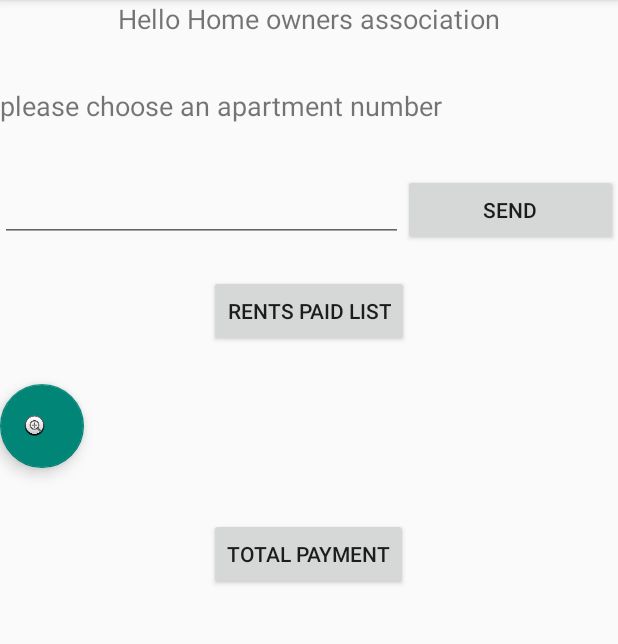
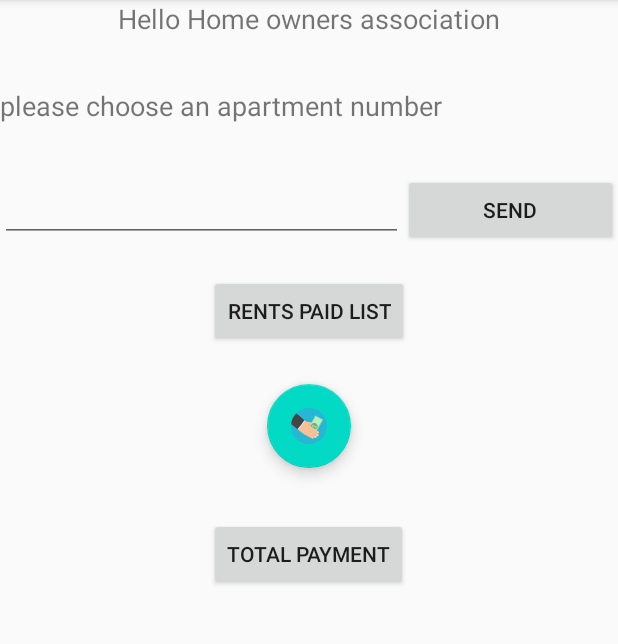
Before and after one commit to Rahelsc/ManageTenanants, an Android app: the fragment ManagementFragment placed in its activity, on a phone screen of 412 x 824 dp, the part 84-728 px from its top. Run offline under Robolectric (Android 15) with nearby library versions, the phone set to English and light mode, and no system bars; our stand-ins replace Firebase (no records; nobody signed in at launch, a user with empty details on screens opened directly).

Commit message:
10/2/2021

```diff
--- /dev/null
+++ b/app/src/main/res/drawable/money_11111.xml
@@ -0,0 +1,102 @@
+<vector xmlns:android="http://schemas.android.com/apk/res/android"
+    android:width="496.2dp"
+    android:height="496.2dp"
+    android:viewportWidth="496.2"
+    android:viewportHeight="496.2">
+  <path
+      android:pathData="M496.2,248.1C496.2,111.1 385.1,0 248.1,0S0,111.1 0,248.1s111.1,248.1 248.1,248.1S496.2,385.1 496.2,248.1z"
+      android:fillColor="#25B7D3"/>
+  <path
+      android:pathData="M308.7,221.8l-29.9,-20.5c0,0 -3.8,-4.6 -18.6,-5.7c-23.3,-1.7 -69.6,-12.4 -69.6,-12.4c-28.5,8.5 -26,33.8 -26,33.8l74.6,14.3c0,0 34.4,-2.7 42.9,2.7c20.8,13 31.1,-8.4 31.1,-8.4L308.7,221.8z"
+      android:fillColor="#FBBF96"/>
+  <path
+      android:pathData="M293.2,211.1l19.9,12.8c0,0 -4.5,4.2 -8.3,3.7C300.6,227 291.7,217.2 293.2,211.1z"
+      android:fillColor="#FDD6B2"/>
+  <path
+      android:pathData="M272.3,207c-0.6,-0.1 -1,-0.8 -0.9,-1.4l1.3,-5.8c0.2,-0.6 0.8,-1 1.4,-0.9l0,0c0.6,0.1 1,0.8 0.9,1.4l-1.3,5.8C273.6,206.8 272.9,207.2 272.3,207L272.3,207z"
+      android:fillColor="#FDD6B2"/>
+  <path
+      android:pathData="M268.6,203.2c-0.6,-0.2 -1,-0.8 -0.9,-1.4l0.6,-3.1c0.1,-0.6 0.8,-1 1.4,-0.9l0,0c0.6,0.2 1,0.8 0.9,1.4l-0.6,3.1C269.9,202.9 269.2,203.3 268.6,203.2L268.6,203.2z"
+      android:fillColor="#FDD6B2"/>
+  <path
+      android:pathData="M201.392,345.6l134.663,-241.382l104.448,58.27l-134.663,241.382z"
+      android:fillColor="#B9EFBD"/>
+  <path
+      android:pathData="M208.4,344.2L338.5,111l94.9,53L303.3,397.2L208.4,344.2zM302,393.7l127.8,-229.1l-90,-50.2L212,343.5L302,393.7z"
+      android:fillColor="#71AD71"/>
+  <path
+      android:pathData="M298,295.3c22.7,12.7 51.5,4.5 64.2,-18.2c12.7,-22.8 4.5,-51.5 -18.2,-64.2c-22.8,-12.7 -51.5,-4.5 -64.2,18.2C267,253.8 275.2,282.6 298,295.3z"
+      android:fillColor="#71AD71"/>
+  <path
+      android:pathData="M287.1,233.8l6.8,3.8c2,-2.6 4,-4.5 6.1,-5.6s4.7,-1.7 7.8,-1.6c3.1,0.1 6.5,1 10.2,2.7l-1.9,6.3c-3.8,-1.6 -6.9,-2.3 -9.3,-2.2c-3.3,0.2 -5.7,1.4 -7.2,3.5l21.5,12c1.8,-2 4.2,-3.8 7.2,-5.3c2.2,-1.1 4.6,-1.6 7.3,-1.4c2.7,0.2 5.4,1.1 8.1,2.6c4.8,2.7 7.9,6.3 9.3,10.8c0.9,3 0.6,6.6 -1,10.5l3.2,1.8l-1.9,3.3l-3.2,-1.8c-2.2,3 -4.8,5 -7.8,5.8c-3.8,1.1 -8.1,0.7 -12.7,-1.2l2.2,-6.4c2.9,1.2 5.3,1.6 7.3,1.3c2,-0.3 3.7,-1.2 5.2,-2.8L324.8,259c-2.4,2.4 -4.1,3.9 -5.1,4.5c-1.9,1.2 -3.8,2 -5.8,2.4c-1.9,0.3 -4,0.3 -6.1,-0.1c-2.2,-0.4 -4.3,-1.2 -6.4,-2.4c-4.7,-2.6 -8,-6.1 -9.7,-10.3c-1.7,-4.2 -1.6,-8.4 0.4,-12.4l-6.8,-3.8L287.1,233.8zM346.3,266.9c0.8,-2.4 0.7,-4.7 -0.3,-6.9c-1,-2.2 -2.7,-4 -5,-5.3s-4.5,-1.8 -6.7,-1.6c-2.2,0.2 -4.4,1.3 -6.8,3.4L346.3,266.9zM297.7,244.1c-0.9,2.3 -0.8,4.8 0.4,7.3c1.2,2.5 3.2,4.6 6.1,6.2c2.5,1.4 4.7,2 6.8,1.8c2,-0.2 4.5,-1.5 7.4,-3.8L297.7,244.1z"
+      android:fillColor="#B9EFBD"/>
+  <path
+      android:pathData="M186,362c-8.7,-5.4 -32.1,-29 -26.7,-37.7l0,0c5.4,-8.7 16.8,-11.3 25.5,-6l67.1,41c8.7,5.4 13,13.7 7.6,22.4l0,0c-5.4,8.7 -12.3,8.8 -24,3.7L186,362z"
+      android:fillColor="#FBBF96"/>
+  <path
+      android:pathData="M265,246.2l-16.7,-14.1l3.6,-28.1l-88.8,-30.4l-84.5,90.1c0,0 22.7,35.7 45.5,56.8c22.8,21.1 77.4,50.1 77.4,50.1l22.6,-22.8l31.2,-37.3L265,246.2z"
+      android:fillColor="#FBBF96"/>
+  <path
+      android:pathData="M248.9,276.3c-7.4,-5.3 -31.4,-20.6 -26.1,-28l-4.9,-24.4c5.3,-7.4 57.8,28.9 62,31.9l95.2,65c10.7,7.7 12.4,18 7.1,25.5l0,0c-5.3,7.4 -17.1,10.2 -24.5,4.9L248.9,276.3z"
+      android:fillColor="#FBBF96"/>
+  <path
+      android:pathData="M357.9,342.5l6.7,4.7c4.7,3.4 11.5,2 15.1,-3.1s2.7,-11.9 -2,-15.2l-6.6,-4.7c0,0 -3.5,1.4 -7.8,7.6C358,339.4 358.5,340.1 357.9,342.5z"
+      android:fillColor="#FDD6B2"/>
+  <path
+      android:pathData="M307.1,308c-0.5,-0.4 -0.7,-1.1 -0.3,-1.7l12.1,-17c0.4,-0.5 1.1,-0.7 1.7,-0.3l0,0c0.5,0.4 0.7,1.1 0.3,1.7l-12.1,17C308.4,308.3 307.6,308.4 307.1,308L307.1,308z"
+      android:fillColor="#FDD6B2"/>
+  <path
+      android:pathData="M305.4,300.2c-0.5,-0.3 -0.6,-1 -0.2,-1.5l6,-8.4c0.3,-0.5 1,-0.6 1.5,-0.3l0,0c0.5,0.4 0.6,1 0.2,1.5l-6,8.4C306.6,300.4 305.9,300.5 305.4,300.2L305.4,300.2z"
+      android:fillColor="#FDD6B2"/>
+  <path
+      android:pathData="M201.4,370.7l89.3,50.1c5.9,3.1 14.9,2 19.1,-4.8l0,0c4.2,-6.8 1.6,-15.9 -5.7,-20.4l-101.2,-61.2c-7.3,-4.5 -16.6,-2.7 -20.8,4.1l0,0c-4.2,6.8 -1.7,18.6 6.4,22.1L201.4,370.7z"
+      android:fillColor="#FBBF96"/>
+  <path
+      android:pathData="M211.6,339.3l48.6,30.1c5.6,3.3 53.4,32.6 49.2,30l-43,-29l-69,-41C198.5,330.9 210,338.2 211.6,339.3z"
+      android:fillColor="#EDAC80"/>
+  <path
+      android:pathData="M288,414.4l6.1,3.7c4.3,2.6 10.1,1 12.9,-3.6s1.7,-10.5 -2.6,-13.1l-6,-3.7c0,0 -2.9,1.5 -6.3,7C287.8,411.7 288.3,412.2 288,414.4z"
+      android:fillColor="#FDD6B2"/>
+  <path
+      android:pathData="M244.1,389.6c-0.5,-0.3 -0.6,-0.9 -0.3,-1.4l9.7,-15.3c0.3,-0.5 1,-0.6 1.4,-0.3l0,0c0.5,0.3 0.6,1 0.3,1.4l-9.7,15.3C245.2,389.7 244.6,389.9 244.1,389.6L244.1,389.6z"
+      android:fillColor="#FDD6B2"/>
+  <path
+      android:pathData="M242.3,382.8c-0.4,-0.3 -0.6,-0.8 -0.3,-1.3l4.8,-7.5c0.3,-0.4 0.8,-0.6 1.3,-0.3l0,0c0.4,0.3 0.6,0.8 0.3,1.3l-4.8,7.6C243.3,383 242.7,383.1 242.3,382.8L242.3,382.8z"
+      android:fillColor="#FDD6B2"/>
+  <path
+      android:pathData="M231.8,309.6c-9.8,-4.8 -12.3,-19.4 -6.8,-27.6l0,0c5.4,-8.2 17,-10 25.8,-4.1L372.6,358c8.8,5.9 11.5,17.2 6,25.4l0,0c-5.4,8.1 -16.6,9.1 -23.7,5l-123.6,-79.2"
+      android:fillColor="#FBBF96"/>
+  <path
+      android:pathData="M245.5,275.7l73,48.4c6.7,4.4 48.1,29.8 48.1,29.8l-120.5,-79.5L245.5,275.7z"
+      android:fillColor="#EDAC80"/>
+  <path
+      android:pathData="M351.8,380.4l7.3,4.8c5.2,3.4 12.4,1.7 16.1,-3.8s2.5,-12.8 -2.6,-16.3l-7.3,-4.8c0,0 -3.7,1.7 -8.1,8.4C351.7,377 352.3,377.7 351.8,380.4z"
+      android:fillColor="#FDD6B2"/>
+  <path
+      android:pathData="M298.9,347.7c-0.6,-0.4 -0.7,-1.2 -0.3,-1.8l12.7,-18.4c0.4,-0.6 1.2,-0.7 1.8,-0.3l0,0c0.6,0.4 0.7,1.2 0.3,1.8l-12.7,18.4C300.3,348 299.5,348.2 298.9,347.7L298.9,347.7z"
+      android:fillColor="#FDD6B2"/>
+  <path
+      android:pathData="M297,339.4c-0.5,-0.4 -0.6,-1.1 -0.3,-1.6l6.3,-9.1c0.4,-0.5 1.1,-0.6 1.6,-0.3l0,0c0.5,0.4 0.6,1.1 0.3,1.6l-6.3,9.1C298.2,339.6 297.5,339.7 297,339.4L297,339.4z"
+      android:fillColor="#FDD6B2"/>
+  <path
+      android:pathData="M212.7,335.4c-9.2,-4.7 -11.4,-18.7 -6.1,-26.4l0,0c5.3,-7.7 16.3,-9.3 24.6,-3.5L346,383.6c8.3,5.7 10.7,16.6 5.4,24.3l0,0c-5.3,7.7 -15.9,8.5 -22.7,4.4l-116.5,-77.2"
+      android:fillColor="#FBBF96"/>
+  <path
+      android:pathData="M240,312l54.6,38.4c6.4,4.2 50,32 45.2,28.8l-115.9,-79.6C225.2,301.3 238.2,310.6 240,312z"
+      android:fillColor="#EDAC80"/>
+  <path
+      android:pathData="M325.9,404.7l6.9,4.7c4.9,3.4 11.7,1.8 15.4,-3.4c3.6,-5.2 2.6,-12.2 -2.3,-15.5l-6.9,-4.7c0,0 -3.5,1.5 -7.8,7.8C325.9,401.5 326.4,402.2 325.9,404.7z"
+      android:fillColor="#FDD6B2"/>
+  <path
+      android:pathData="M276,372.8c-0.6,-0.4 -0.7,-1.2 -0.3,-1.7l12.4,-17.3c0.4,-0.6 1.2,-0.7 1.7,-0.3l0,0c0.6,0.4 0.7,1.2 0.3,1.7l-12.4,17.3C277.3,373.1 276.6,373.2 276,372.8L276,372.8z"
+      android:fillColor="#FDD6B2"/>
+  <path
+      android:pathData="M274.3,364.8c-0.5,-0.3 -0.6,-1 -0.2,-1.5l6.1,-8.6c0.3,-0.5 1,-0.6 1.5,-0.3l0,0c0.5,0.4 0.6,1 0.3,1.5l-6.1,8.6C275.5,365.1 274.8,365.2 274.3,364.8L274.3,364.8z"
+      android:fillColor="#FDD6B2"/>
+  <path
+      android:pathData="M101,291.5l-81.7,-63.6c-7.6,-5.9 -6.4,-20.1 2.6,-31.7l56.7,-72.8c9,-11.6 22.5,-16.2 30.1,-10.3l81.7,63.6C197.9,182.7 108.6,297.4 101,291.5z"
+      android:fillColor="#EBF3F6"/>
+  <path
+      android:pathData="M182.3,164.3L73.1,72.4C34.2,111.1 8.2,162.6 1.7,220.1l82.9,69.7C92.9,296.2 190.6,170.7 182.3,164.3z"
+      android:fillColor="#444545"/>
+</vector>
--- /dev/null
+++ b/app/src/main/res/drawable/sign_out_svgrepo_com.xml
@@ -0,0 +1,12 @@
+<vector xmlns:android="http://schemas.android.com/apk/res/android"
+    android:width="24dp"
+    android:height="24dp"
+    android:viewportWidth="24"
+    android:viewportHeight="24">
+  <path
+      android:pathData="M12,4.3542L12,5L13.7453,5C14.1245,5 14.4381,5.2815 14.4883,5.6471L14.4953,5.7488L14.502,10L13.002,10L12.9965,6.5L12,6.5L12.0005,11.0049L13.002,11.004L13.003,11L14.504,11L14.503,11.004L19.442,11.004L17.7196,9.2802C17.4534,9.0139 17.4292,8.5973 17.6471,8.3037L17.7198,8.2196C17.9861,7.9534 18.4027,7.9292 18.6963,8.1471L18.7804,8.2198L21.777,11.2174C22.043,11.4835 22.0674,11.8997 21.85,12.1932L21.7775,12.2774L18.7809,15.2808C18.4884,15.574 18.0135,15.5746 17.7203,15.282C17.4537,15.0161 17.429,14.5994 17.6465,14.3056L17.7191,14.2214L19.432,12.504L12.0005,12.5049L12,17.001L13.0139,17.0014L13.007,13.5L14.508,13.5L14.5152,17.7502C14.5158,18.1303 14.2335,18.4448 13.867,18.4946L13.7652,18.5014L12,18.501L12,19.25C12,19.7164 11.5788,20.0697 11.1196,19.9886L2.6196,18.4873C2.2612,18.424 2,18.1126 2,17.7487L2,5.75C2,5.3827 2.266,5.0694 2.6285,5.0099L11.1285,3.6141C11.5851,3.5391 12,3.8914 12,4.3542ZM10.5,5.2374L3.5,6.3869L3.5,17.1196L10.5,18.3559L10.5,5.2374ZM8.5021,11.5C9.0556,11.5 9.5043,11.9487 9.5043,12.5021C9.5043,13.0556 9.0556,13.5043 8.5021,13.5043C7.9487,13.5043 7.5,13.0556 7.5,12.5021C7.5,11.9487 7.9487,11.5 8.5021,11.5Z"
+      android:strokeWidth="1"
+      android:fillColor="#212121"
+      android:fillType="nonZero"
+      android:strokeColor="#00000000"/>
+</vector>
--- a/app/src/main/res/layout/activity_main.xml
+++ b/app/src/main/res/layout/activity_main.xml
@@ -15,6 +15,15 @@
         android:visibility="gone"
         tools:visibility="gone" />
 
+    <Button
+        android:id="@+id/signOutButton"
+        android:layout_width="49dp"
+        android:layout_height="wrap_content"
+        android:layout_gravity="right"
+        android:background="@drawable/sign_out_svgrepo_com"
+        android:onClick="signOut"
+        android:visibility="gone" />
+
     <FrameLayout
         android:id="@+id/fragmentPlacementMain"
         android:layout_width="match_parent"
--- a/app/src/main/res/layout/activity_registration.xml
+++ b/app/src/main/res/layout/activity_registration.xml
@@ -72,7 +72,7 @@
             android:layout_height="match_parent"
             android:layout_gravity="center"
             android:layout_weight="0.8"
-            android:onClick="checkIfUserExists"
+            android:onClick="makeRequired"
             android:paddingLeft="150px"
             android:paddingRight="150px"
             android:text="Sign Up" />
--- a/app/src/main/res/layout/fragment_management.xml
+++ b/app/src/main/res/layout/fragment_management.xml
@@ -91,10 +91,12 @@
             android:id="@+id/floatingActionButton"
             android:layout_width="match_parent"
             android:layout_height="wrap_content"
+            android:layout_gravity="center"
             android:clickable="true"
             android:contentDescription="add payment for a tenant"
             android:onClick="visiblePayment"
-            android:src="@android:drawable/btn_plus" />
+            android:src="@drawable/money_11111"
+            app:backgroundTint="@color/teal_200" />
 
         <LinearLayout
             android:layout_width="match_parent"
```
Also changed, not shown: app/src/main/java/com/rachel/managetenanants/Activities/LoginActivity.java (+3 -5 lines), app/src/main/java/com/rachel/managetenanants/Activities/MainActivity.java (+12 -0 lines), app/src/main/java/com/rachel/managetenanants/Activities/RegistrationActivity.java (+86 -36 lines), app/src/main/java/com/rachel/managetenanants/Fragments/HomeAssociationDetailsFragment.java (+0 -8 lines), app/src/main/java/com/rachel/managetenanants/Fragments/TenantDetailsFragment.java (+0 -8 lines), app/src/main/res/drawable/dollar_bag_svgrepo_com.xml (added, +70 -0 lines), app/src/main/res/drawable/money_svgrepo_com.xml (added, +30 -0 lines), app/src/main/res/drawable/signoutupdate.xml (added, +10 -0 lines), app/src/main/res/drawable/signoutupdate3.xml (added, +10 -0 lines), app/src/main/res/drawable/signout4.png (added), app/src/main/res/drawable/signoutupdate2.jpg (added).
